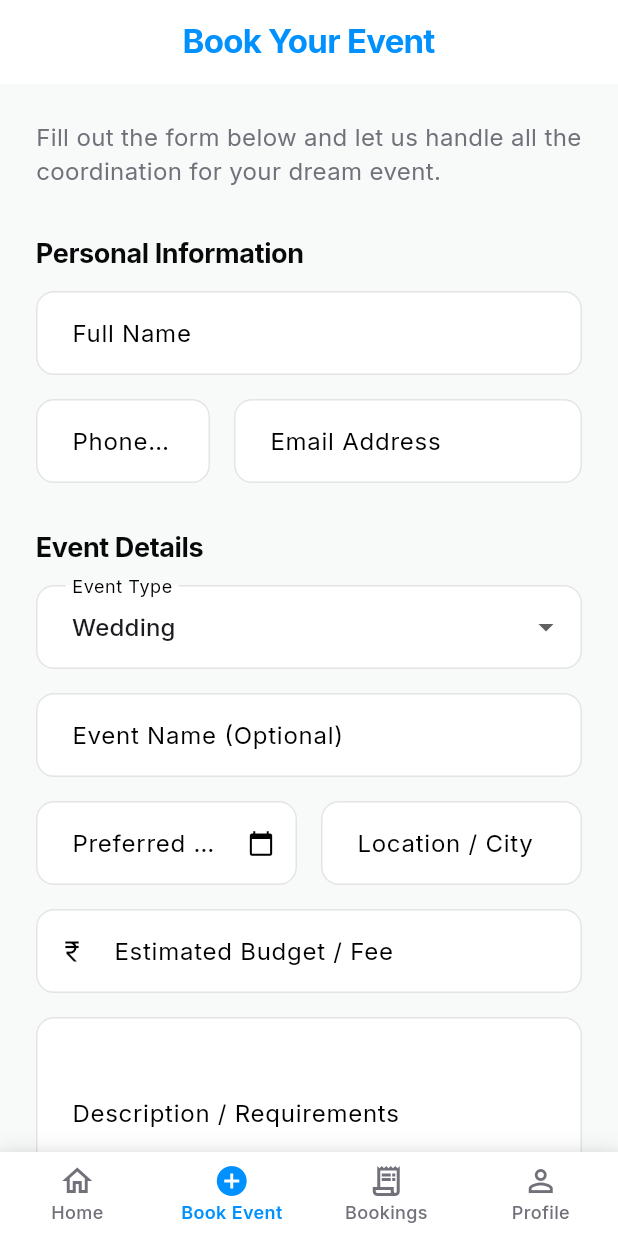
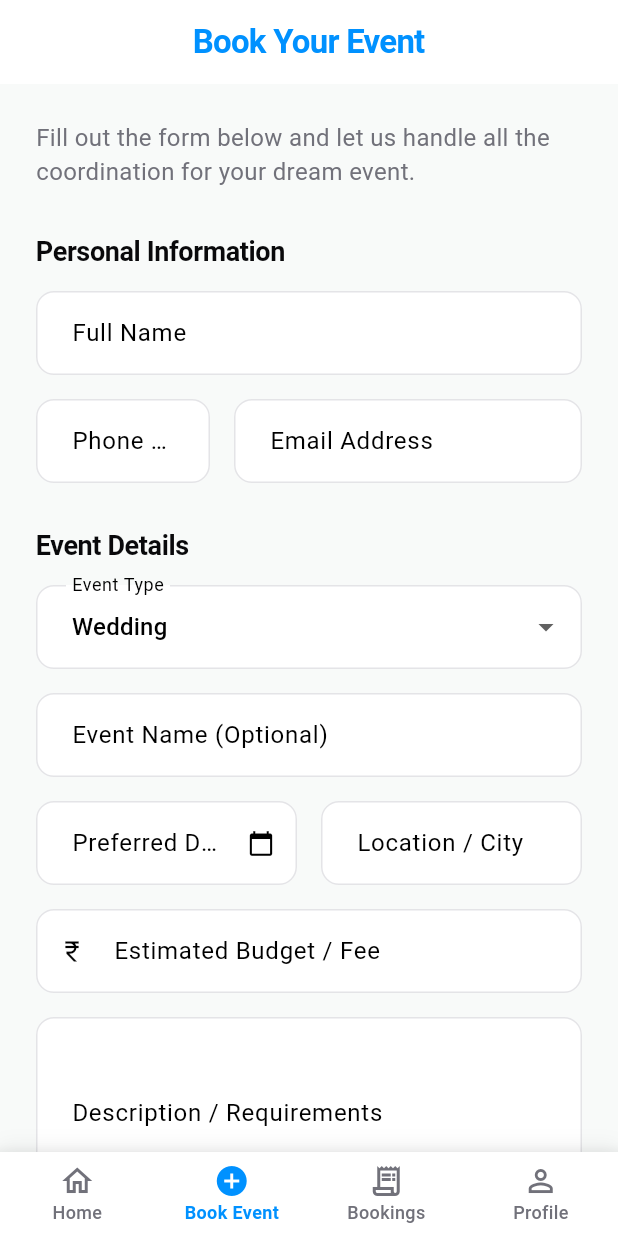
Before and after one commit to ajmaloffical04-design/-bookidam-backend, a Flutter app: the screen it shows after launch, item 2 of the bottom bar chosen, on a phone screen of 412 x 824 dp. Run offline on Flutter 3.47's test engine with Material 3 defaults, Android fonts, the phone set to English and light mode, and no system bars; network calls fail.

Commit message:
UI: Update typography to use native San Francisco (SF Pro) and System UI stack across all apps

```diff
--- a/bookidam-app/lib/theme/app_theme.dart
+++ b/bookidam-app/lib/theme/app_theme.dart
@@ -1,5 +1,4 @@
 import 'package:flutter/material.dart';
-import 'package:google_fonts/google_fonts.dart';
 
 class AppTheme {
   // Colors
@@ -19,21 +18,20 @@ class AppTheme {
         secondary: accentLightBlue,
         surface: secondaryWhite,
       ),
-      // Using Google Fonts closely mirroring SF Pro
-      textTheme: GoogleFonts.interTextTheme().copyWith(
-        displayLarge: GoogleFonts.inter(
+      textTheme: const TextTheme(
+        displayLarge: TextStyle(
           color: textColor,
           fontWeight: FontWeight.bold,
         ),
-        bodyLarge: GoogleFonts.inter(color: textColor),
-        bodyMedium: GoogleFonts.inter(color: textColor),
+        bodyLarge: TextStyle(color: textColor),
+        bodyMedium: TextStyle(color: textColor),
       ),
       appBarTheme: AppBarTheme(
         backgroundColor: secondaryWhite,
         elevation: 0,
         centerTitle: false,
         iconTheme: const IconThemeData(color: primaryBlue),
-        titleTextStyle: GoogleFonts.inter(
+        titleTextStyle: const TextStyle(
           color: primaryBlue,
           fontSize: 22,
           fontWeight: FontWeight.w700,
@@ -49,7 +47,7 @@ class AppTheme {
           shape: RoundedRectangleBorder(
             borderRadius: BorderRadius.circular(12),
           ),
-          textStyle: GoogleFonts.inter(
+          textStyle: const TextStyle(
             fontSize: 16,
             fontWeight: FontWeight.w600,
           ),
@@ -71,7 +69,7 @@ class AppTheme {
           borderRadius: BorderRadius.circular(12),
           borderSide: const BorderSide(color: primaryBlue, width: 2),
         ),
-        hintStyle: GoogleFonts.inter(color: textLightColor),
+        hintStyle: const TextStyle(color: textLightColor),
       ),
     );
   }
```
Also changed, not shown: 4 other files.
